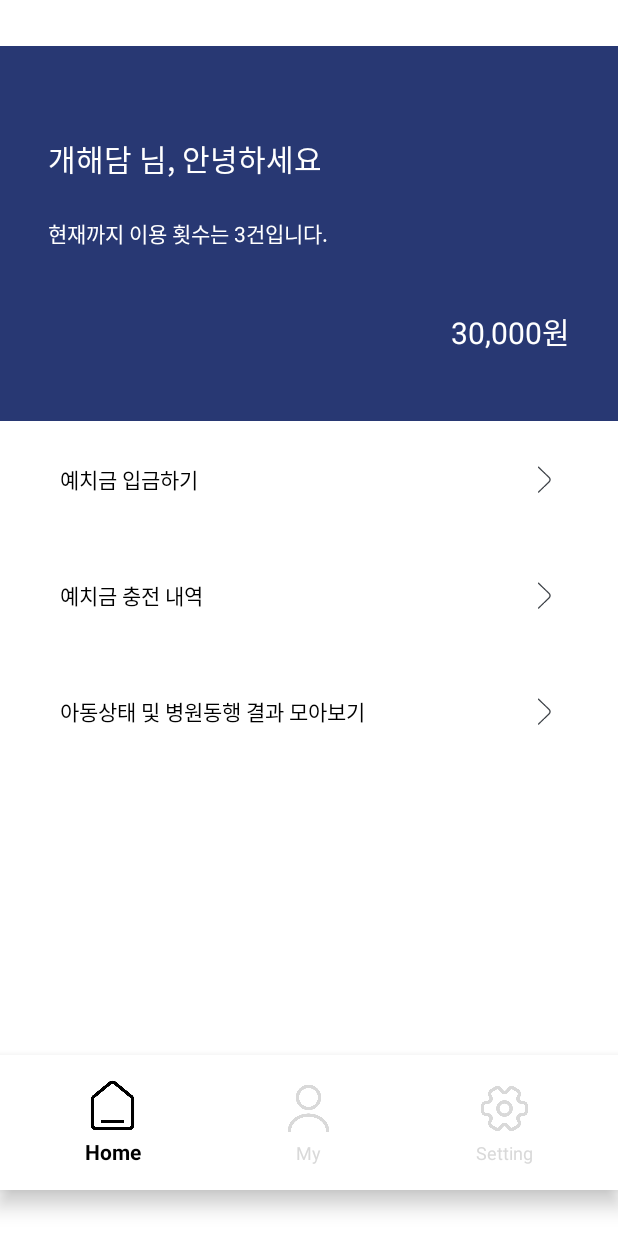
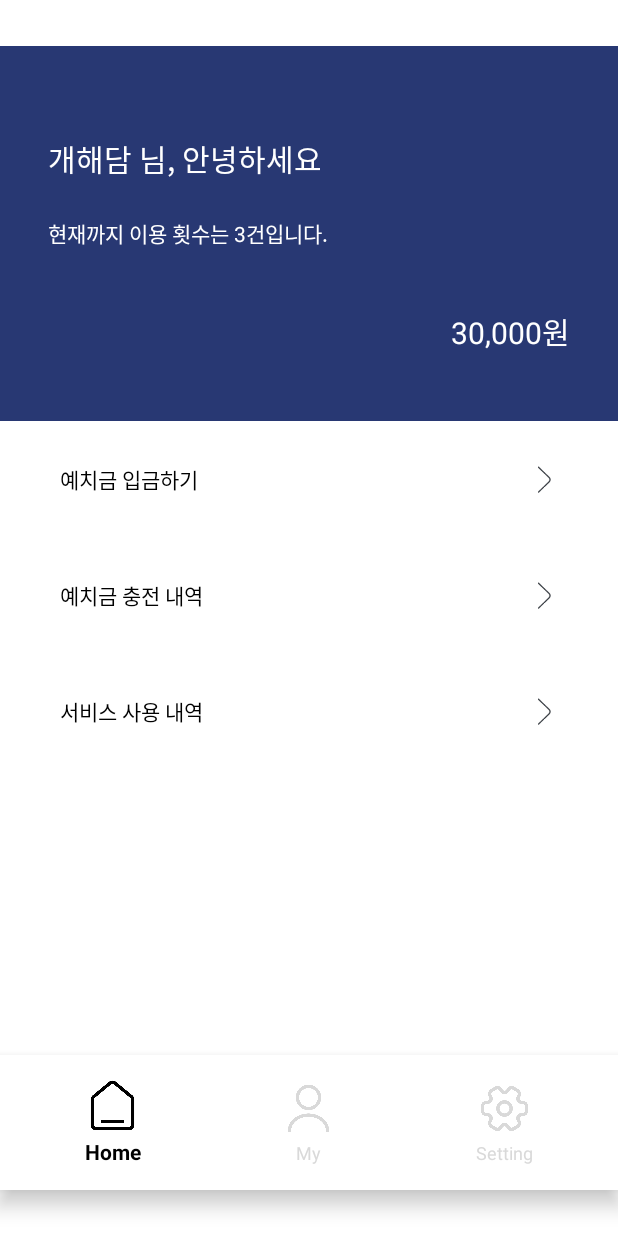
Before and after one commit to U-Geon/WithMe, an Android app: the fragment MyFragment placed in its activity, on a phone screen of 412 x 824 dp. Run offline under Robolectric (Android 15) with nearby library versions, the phone set to English and light mode, and no system bars; our stand-ins replace Volley.

Commit message:
'아동상태 및 병원동행 결과 모아보기 -> 서비스 사용 내역'으로 이름 변경

```diff
--- a/app/src/main/java/com/example/withme/MyFragment.kt
+++ b/app/src/main/java/com/example/withme/MyFragment.kt
@@ -79,7 +79,7 @@ class MyFragment : Fragment() {
         val MyList = arrayListOf(
             MyList("예치금 입금하기"),
             MyList("예치금 충전 내역"),
-            MyList("아동상태 및 병원동행 결과 모아보기"),
+            MyList("서비스 사용 내역"),
         )
 
         binding.rvMy.layoutManager = LinearLayoutManager(requireContext())
```
